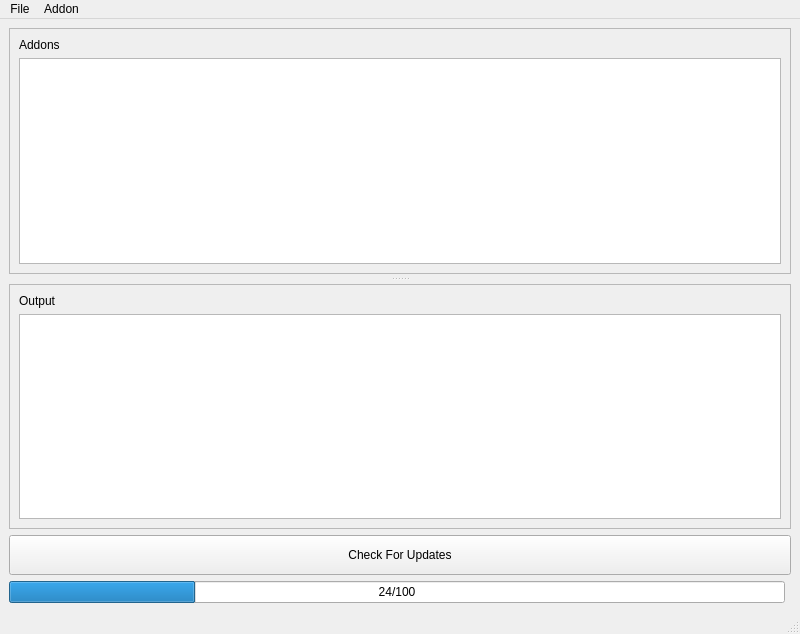
PaulCanada/wow-addon-updater, file ui/windows/main_window.ui: the form before one commit.
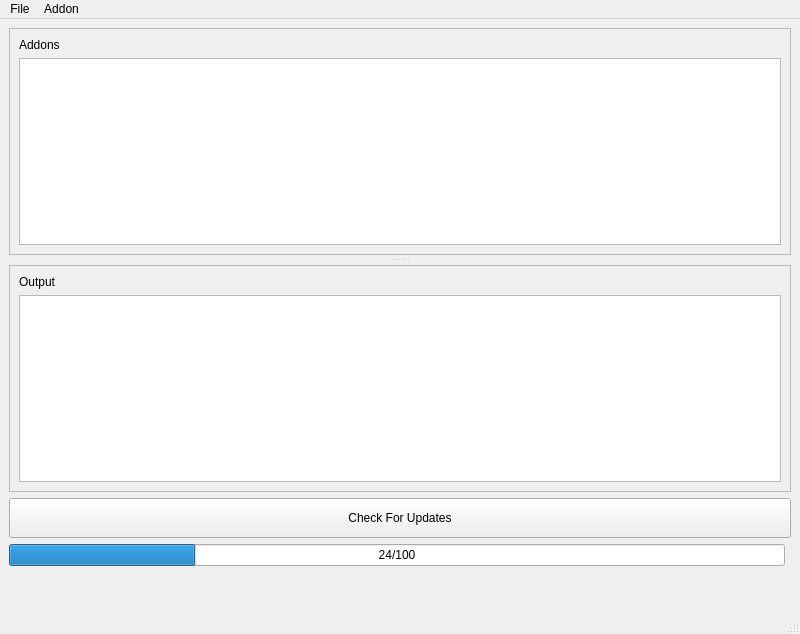
The form after the commit. Icons and pictures are not drawn.

Commit message: Add loading gif to downloading and updating AddOns.

Diff of the .ui file:
```diff
--- a/ui/windows/main_window.ui
+++ b/ui/windows/main_window.ui
@@ -132,6 +132,16 @@
       </property>
      </widget>
     </item>
+    <item row="4" column="0">
+     <widget class="QLabel" name="lblLoadingMovie">
+      <property name="text">
+       <string/>
+      </property>
+      <property name="alignment">
+       <set>Qt::AlignCenter</set>
+      </property>
+     </widget>
+    </item>
    </layout>
   </widget>
   <widget class="QMenuBar" name="menubar">
```
The commit also changes 4 other files.
